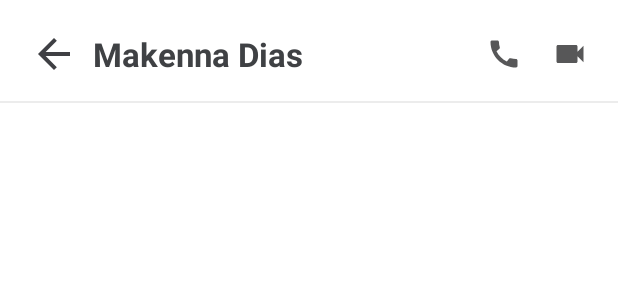
After one commit to aybeedee/spot-it, an Android app: the layout activity_direct_message.xml on its own in the app's theme, with its tools: preview values and no code run, on a phone screen of 412 x 824 dp. The commit adds this screen. Shown: the top 300 px of the screen. Run offline under Robolectric (Android 15) with nearby library versions, the phone set to English and light mode, and no system bars.

Commit message:
added navigation to direct message page

```diff
--- a/app/src/main/AndroidManifest.xml
+++ b/app/src/main/AndroidManifest.xml
@@ -12,6 +12,13 @@
         android:supportsRtl="true"
         android:theme="@style/Theme.I200528"
         tools:targetApi="31">
+        <activity
+            android:name=".DirectMessage"
+            android:exported="false">
+            <meta-data
+                android:name="android.app.lib_name"
+                android:value="" />
+        </activity>
         <activity
             android:name=".SearchResults"
             android:exported="false">
--- a/app/src/main/java/com/abdullahumer/i200528/ChatFragment.java
+++ b/app/src/main/java/com/abdullahumer/i200528/ChatFragment.java
@@ -1,5 +1,6 @@
 package com.abdullahumer.i200528;
 
+import android.content.Intent;
 import android.os.Bundle;
 
 import androidx.fragment.app.Fragment;
@@ -7,6 +8,7 @@ import androidx.fragment.app.Fragment;
 import android.view.LayoutInflater;
 import android.view.View;
 import android.view.ViewGroup;
+import android.widget.LinearLayout;
 
 /**
  * A simple {@link Fragment} subclass.
@@ -23,6 +25,8 @@ public class ChatFragment extends Fragment {
     // TODO: Rename and change types of parameters
     private String mParam1;
     private String mParam2;
+
+    LinearLayout chat_item;
 
     public ChatFragment() {
         // Required empty public constructor
@@ -58,7 +62,20 @@ public class ChatFragment extends Fragment {
     @Override
     public View onCreateView(LayoutInflater inflater, ViewGroup container,
                              Bundle savedInstanceState) {
+
         // Inflate the layout for this fragment
-        return inflater.inflate(R.layout.fragment_chat, container, false);
+        View view = inflater.inflate(R.layout.fragment_chat, container, false);
+
+        chat_item = view.findViewById(R.id.linear_chat_item);
+
+        chat_item.setOnClickListener(new View.OnClickListener() {
+            @Override
+            public void onClick(View v) {
+                Intent intent = new Intent(getActivity(), DirectMessage.class);
+                startActivity(intent);
+            }
+        });
+
+        return view;
     }
 }
--- /dev/null
+++ b/app/src/main/java/com/abdullahumer/i200528/DirectMessage.java
@@ -0,0 +1,14 @@
+package com.abdullahumer.i200528;
+
+import androidx.appcompat.app.AppCompatActivity;
+
+import android.os.Bundle;
+
+public class DirectMessage extends AppCompatActivity {
+
+    @Override
+    protected void onCreate(Bundle savedInstanceState) {
+        super.onCreate(savedInstanceState);
+        setContentView(R.layout.activity_direct_message);
+    }
+}
--- /dev/null
+++ b/app/src/main/res/drawable/ic_phone.xml
@@ -0,0 +1,5 @@
+<vector android:height="24dp" android:tint="#575758"
+    android:viewportHeight="24" android:viewportWidth="24"
+    android:width="24dp" xmlns:android="http://schemas.android.com/apk/res/android">
+    <path android:fillColor="@android:color/white" android:pathData="M20.01,15.38c-1.23,0 -2.42,-0.2 -3.53,-0.56 -0.35,-0.12 -0.74,-0.03 -1.01,0.24l-1.57,1.97c-2.83,-1.35 -5.48,-3.9 -6.89,-6.83l1.95,-1.66c0.27,-0.28 0.35,-0.67 0.24,-1.02 -0.37,-1.11 -0.56,-2.3 -0.56,-3.53 0,-0.54 -0.45,-0.99 -0.99,-0.99H4.19C3.65,3 3,3.24 3,3.99 3,13.28 10.73,21 20.01,21c0.71,0 0.99,-0.63 0.99,-1.18v-3.45c0,-0.54 -0.45,-0.99 -0.99,-0.99z"/>
+</vector>
--- /dev/null
+++ b/app/src/main/res/drawable/ic_video.xml
@@ -0,0 +1,5 @@
+<vector android:height="24dp" android:tint="#575758"
+    android:viewportHeight="24" android:viewportWidth="24"
+    android:width="24dp" xmlns:android="http://schemas.android.com/apk/res/android">
+    <path android:fillColor="@android:color/white" android:pathData="M17,10.5V7c0,-0.55 -0.45,-1 -1,-1H4c-0.55,0 -1,0.45 -1,1v10c0,0.55 0.45,1 1,1h12c0.55,0 1,-0.45 1,-1v-3.5l4,4v-11l-4,4z"/>
+</vector>
--- /dev/null
+++ b/app/src/main/res/layout/activity_direct_message.xml
@@ -0,0 +1,70 @@
+<?xml version="1.0" encoding="utf-8"?>
+<LinearLayout xmlns:android="http://schemas.android.com/apk/res/android"
+    xmlns:app="http://schemas.android.com/apk/res-auto"
+    xmlns:tools="http://schemas.android.com/tools"
+    android:layout_width="match_parent"
+    android:layout_height="match_parent"
+    android:orientation="vertical"
+    android:background="#FFFFFF"
+    tools:context=".Login"
+    android:gravity="top"
+    android:paddingTop="20dp">
+
+    <LinearLayout
+        android:layout_width="match_parent"
+        android:layout_height="wrap_content"
+        android:orientation="vertical"
+        android:layout_gravity="center"
+        android:layout_marginBottom="20dp">
+
+        <LinearLayout
+            android:layout_width="match_parent"
+            android:layout_height="match_parent"
+            android:orientation="horizontal"
+            android:layout_marginBottom="15dp"
+            android:paddingLeft="20dp"
+            android:paddingRight="20dp">
+
+            <ImageView
+                android:layout_gravity="start|center_vertical"
+                android:contentDescription="@null"
+                android:layout_width="32dp"
+                android:layout_height="32dp"
+                android:layout_marginRight="10dp"
+                android:src="@drawable/ic_arrow_back" />
+
+            <TextView
+                android:layout_width="wrap_content"
+                android:layout_height="wrap_content"
+                android:text="Makenna Dias"
+                android:textSize="22sp"
+                android:textStyle="bold"
+                android:layout_gravity="start|center_vertical"
+                android:textColor="@color/primary_grey_1"
+                android:layout_weight="1" />
+
+            <ImageView
+                android:layout_gravity="end|center_vertical"
+                android:contentDescription="@null"
+                android:layout_width="24dp"
+                android:layout_height="24dp"
+                android:src="@drawable/ic_phone"
+                android:layout_marginRight="20dp"/>
+
+            <ImageView
+                android:layout_gravity="end|center_vertical"
+                android:contentDescription="@null"
+                android:layout_width="24dp"
+                android:layout_height="24dp"
+                android:src="@drawable/ic_video" />
+
+        </LinearLayout>
+
+        <View
+            android:layout_width="match_parent"
+            android:layout_height="1dp"
+            android:background="@color/view_line" />
+
+    </LinearLayout>
+
+</LinearLayout>
--- a/app/src/main/res/layout/fragment_chat.xml
+++ b/app/src/main/res/layout/fragment_chat.xml
@@ -47,6 +47,7 @@
             android:paddingRight="20dp">
 
             <LinearLayout
+                android:id="@+id/linear_chat_item"
                 android:layout_width="match_parent"
                 android:layout_height="wrap_content"
                 android:orientation="vertical"
```
